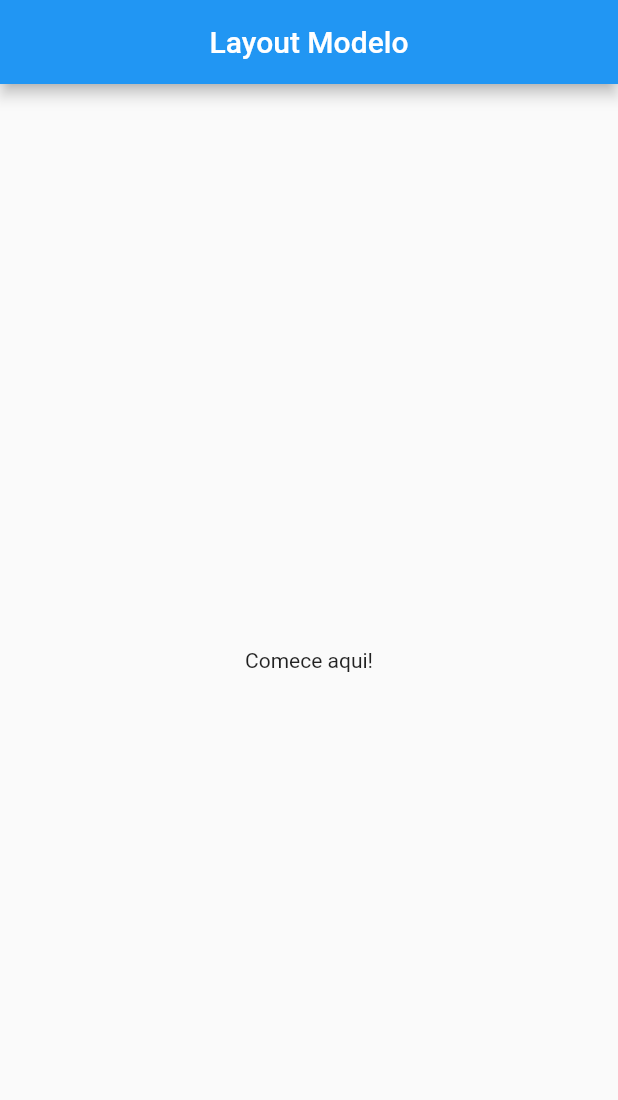
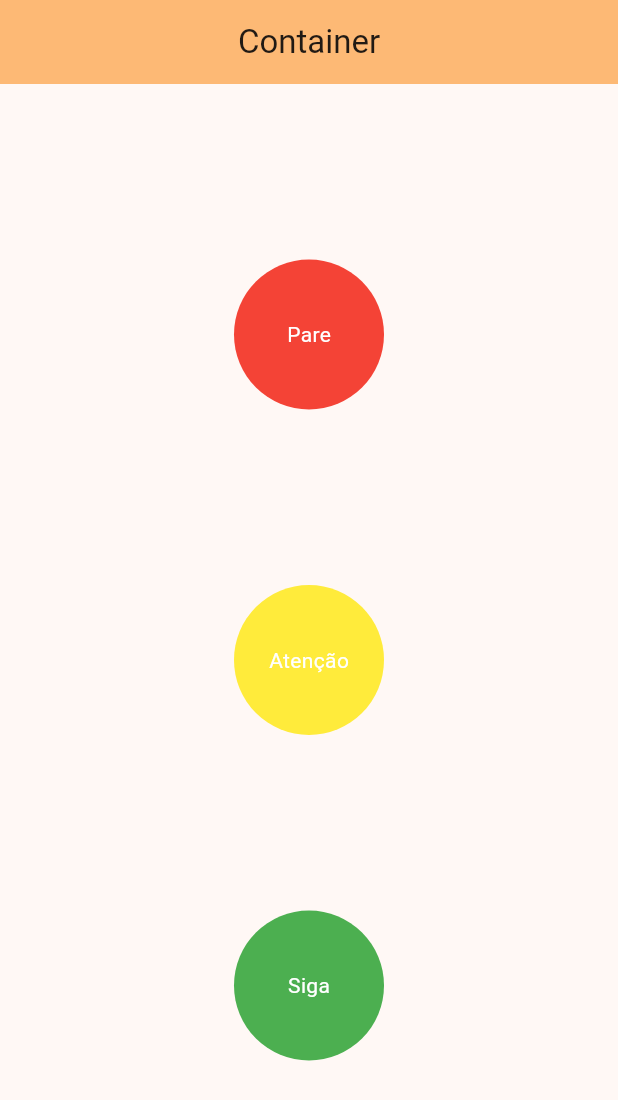
Before and after one commit to Mannelz/Flutter, a Flutter app: the screen it shows after launch, on a phone screen of 412 x 824 dp. Shown: the top 1100 px of the screen. Run offline on Flutter 3.47's test engine with Material 2 defaults, Android fonts, the phone set to English and light mode, and no system bars.

Commit message:
create container

```diff
--- a/base_application/lib/Column&RowNested.dart
+++ b/base_application/lib/column_row_nested.dart
@@ -14,7 +14,8 @@ class MyApp extends StatelessWidget
       debugShowCheckedModeBanner: false,
       theme: ThemeData
       (
-        primaryColor: Colors.blue,
+        colorScheme: ColorScheme.fromSeed(seedColor: Colors.blue),
+        useMaterial3: true,
       ),
       home: const HomePage(),
     );
--- /dev/null
+++ b/base_application/lib/container.dart
@@ -0,0 +1,76 @@
+import 'package:flutter/material.dart';
+
+main() => runApp(const MyApp());
+
+class MyApp extends StatelessWidget
+{
+  const MyApp({Key? key}) : super(key: key);
+
+  @override
+  Widget build(BuildContext context)
+  {
+    return MaterialApp
+    (
+      debugShowCheckedModeBanner: false,
+      theme: ThemeData
+      (
+        colorScheme: ColorScheme.fromSeed(seedColor: Colors.orange),
+        useMaterial3: true,
+      ),
+      home: const HomePage(),
+    );
+  }
+}
+
+class HomePage extends StatelessWidget
+{
+  const HomePage({super.key});
+
+  @override
+  Widget build(BuildContext context)
+  {
+    return Scaffold
+    (
+      appBar: AppBar
+      (
+        title: const Text("Container"),
+        backgroundColor: Theme.of(context).colorScheme.inversePrimary,
+        centerTitle: true,
+      ),
+
+      body: Center
+      (
+        child: Column
+        (
+          mainAxisAlignment: MainAxisAlignment.spaceEvenly,
+
+          children:
+          [
+            Lampada(Colors.red, "Pare"),
+            Lampada(Colors.yellow, "Atenção"),
+            Lampada(Colors.green, "Siga"),
+          ],
+        ),
+      ),
+    );
+  }
+
+  Container Lampada(Color cor, String texto)
+  {
+    return Container
+    (
+      height: 100,
+      width: 100,
+      alignment: Alignment.center,
+      decoration: BoxDecoration
+      (
+        borderRadius: const BorderRadius.all(Radius.circular(100)),
+        color: cor,
+      ),
+      margin: const EdgeInsets.only(left: 0, top: 0),
+      padding: const EdgeInsets.all(10),
+      foregroundDecoration: const BoxDecoration(borderRadius: BorderRadius.all(Radius.circular(150.5)),),
+      child: Text(texto, style: const TextStyle(color: Colors.white),),
+    );
+  }
+}
```
Also changed, not shown: base_application/lib/elevated_button.dart (renamed from base_application/lib/ElevatedButton.dart), base_application/lib/layout_modelo.dart (renamed from base_application/lib/LayoutModelo.dart).
